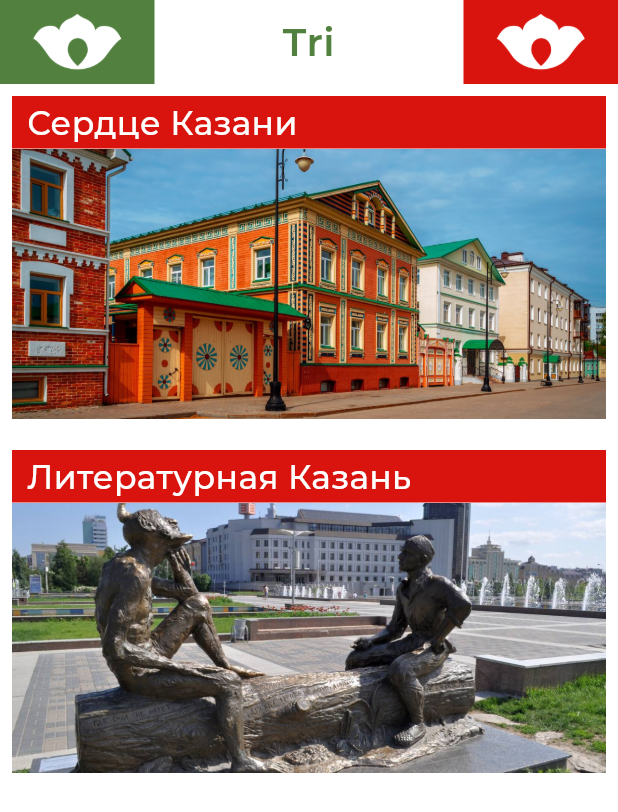
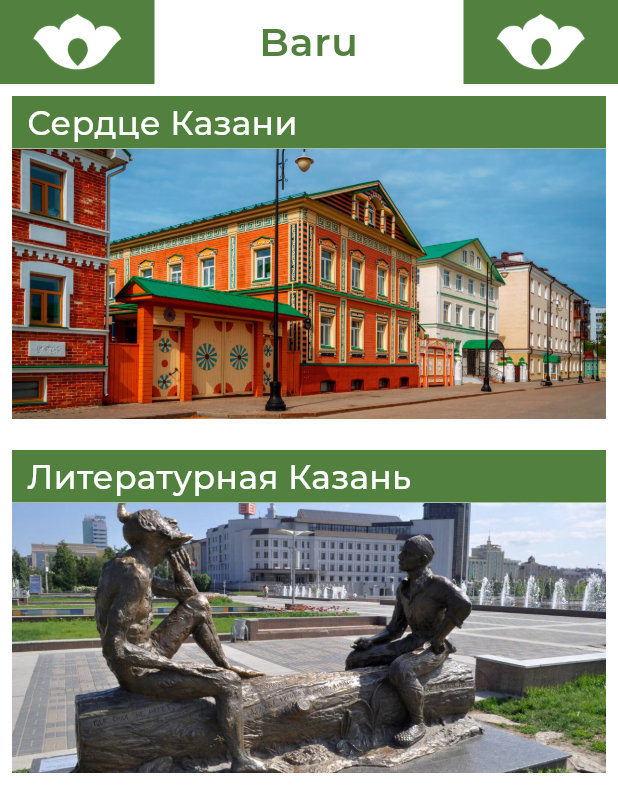
Before and after one commit to Yudnikov-Leonid/KazanGuide, a Flutter app: the screen it shows after launch, on a phone screen of 412 x 824 dp. Shown: the top 812 px of the screen. Run offline on Flutter 3.47's test engine with Material 3 defaults, Android fonts, the phone set to English and light mode, and no system bars; our stand-ins replace audioplayers, flutter_bloc, flutter_map, go_router, google_fonts, latlong2 and 1 more; missing offline and left inert: flutter_map_location_marker, num_remap, open_route_service; statements that could not run were skipped.

Commit message:
ui fixes for web version

```diff
--- a/lib/core/app.dart
+++ b/lib/core/app.dart
@@ -1,3 +1,5 @@
+import 'dart:ui';
+
 import 'package:flutter/material.dart';
 import 'package:google_fonts/google_fonts.dart';
 import 'package:kazan_guide/core/navigation/go_router.dart';
@@ -14,6 +16,8 @@ class _AppState extends State<App> {
   @override
   Widget build(BuildContext context) => MaterialApp.router(
     routerConfig: router,
+    title: 'Baru',
+    scrollBehavior: const AppScrollBehavior(),
     theme: ThemeData(
       brightness: Brightness.light,
       scaffoldBackgroundColor: Colors.white,
@@ -26,6 +30,7 @@ class _AppState extends State<App> {
           context,
         ).textTheme.copyWith(bodyLarge: const TextStyle(color: Colors.black)),
       ),
+      textSelectionTheme: TextSelectionThemeData(selectionColor: Colors.grey.shade300),
     ),
     darkTheme: ThemeData(
       brightness: Brightness.dark,
@@ -44,3 +49,13 @@ class _AppState extends State<App> {
     debugShowCheckedModeBanner: false,
   );
 }
+
+class AppScrollBehavior extends MaterialScrollBehavior {
+  const AppScrollBehavior();
+
+  @override
+  Set<PointerDeviceKind> get dragDevices => {
+    PointerDeviceKind.touch,
+    PointerDeviceKind.mouse,
+  };
+}
--- a/lib/core/presentation/triple_app_bar.dart
+++ b/lib/core/presentation/triple_app_bar.dart
@@ -1,3 +1,6 @@
+import 'dart:io';
+
+import 'package:flutter/foundation.dart';
 import 'package:flutter/material.dart';
 import 'package:kazan_guide/core/presentation/colors.dart';
 import 'package:kazan_guide/core/presentation/context_expentions.dart';
@@ -28,7 +31,7 @@ class TripleAppBar extends AppBar {
          leadingWidth: MediaQuery.sizeOf(context).width * 0.25,
          actions: [
            Container(
-             color: AppColors.red,
+             color: AppColors.green,
              width: MediaQuery.sizeOf(context).width * 0.25,
              child: Padding(
                padding: const EdgeInsets.only(top: 9, bottom: 4),
@@ -42,7 +45,7 @@ class TripleAppBar extends AppBar {
          centerTitle: true,
          titleSpacing: 4,
          title:
-             title.length > 20
+             title.length > 20 && !kIsWeb
                  ? SizedBox(
                    width: MediaQuery.sizeOf(context).width * 0.5,
                    child: FittedBox(
@@ -56,7 +59,12 @@ class TripleAppBar extends AppBar {
                  )
                  : Text(
                    title,
-                   style: textStyle ?? context.textTheme.bodyLarge,
+                   style:
+                       textStyle ??
+                       context.textTheme.bodyLarge?.copyWith(
+                         fontWeight: FontWeight.w600,
+                         fontSize: 18
+                       ),
                    maxLines: 2,
                    textAlign: TextAlign.center,
                  ),
--- a/lib/features/main/main_screen.dart
+++ b/lib/features/main/main_screen.dart
@@ -17,7 +17,7 @@ class MainScreen extends StatelessWidget {
   Widget build(BuildContext context) => Scaffold(
     appBar: TripleAppBar(
       context,
-      title: "Tri",
+      title: "Baru",
       textStyle: context.textTheme.bodyLarge?.copyWith(
         color:
             Theme.of(context).colorScheme.brightness == Brightness.light
@@ -29,9 +29,9 @@ class MainScreen extends StatelessWidget {
     ),
     body: BlocProvider<MainBloc>(
       create:
-          (context) => MainBloc(
-            routesRepository: Dependencies.of(context).routesRepository,
-          )..add(MainEventLoad()),
+          (context) =>
+              MainBloc(routesRepository: Dependencies.of(context).routesRepository)
+                ..add(MainEventLoad()),
       child: BlocBuilder<MainBloc, MainState>(
         builder: (context, state) {
           if (state is MainLoadingState) {
@@ -121,15 +121,11 @@ class _Item extends StatelessWidget {
             children: [
               Container(
                 width: double.infinity,
-                color: AppColors.red,
+                color: AppColors.green,
                 child: Padding(
-                  padding: const EdgeInsets.symmetric(
-                    horizontal: 10,
-                    vertical: 2,
-                  ),
+                  padding: const EdgeInsets.symmetric(horizontal: 10, vertical: 2),
                   child: Align(
-                    alignment:
-                        isExpanded ? Alignment.center : Alignment.topLeft,
+                    alignment: isExpanded ? Alignment.center : Alignment.topLeft,
                     child: Text(
                       route.routeName,
                       style: const TextStyle(
@@ -165,15 +161,14 @@ class _Item extends StatelessWidget {
                             children: [
                               Expanded(
                                 child: Padding(
-                                  padding: const EdgeInsets.only(
-                                    left: 12,
-                                    right: 6,
-                                  ),
+                                  padding: const EdgeInsets.only(left: 12, right: 6),
                                   child: Text(
                                     route.routeDescription,
                                     maxLines: 4,
                                     overflow: TextOverflow.ellipsis,
-                                    style: const TextStyle(fontSize: 24),
+                                    style: const TextStyle(
+                                      fontSize: 24,
+                                    ),
                                   ),
                                 ),
                               ),
@@ -189,14 +184,11 @@ class _Item extends StatelessWidget {
                                       style: TextStyle(
                                         color: Colors.white,
                                         fontSize: 20,
-                                        fontWeight: FontWeight.w600,
+                                        fontWeight: FontWeight.w400,
                                       ),
                                     ),
                                     SizedBox(width: 8),
-                                    Icon(
-                                      Icons.arrow_forward,
-                                      color: Colors.white,
-                                    ),
+                                    Icon(Icons.arrow_forward, color: Colors.white),
                                   ],
                                 ),
                               ),
--- a/lib/features/point_details/point_details_screen.dart
+++ b/lib/features/point_details/point_details_screen.dart
@@ -55,7 +55,7 @@ class _PointDetailsScreenState extends State<PointDetailsScreen> {
               AudioWidget(assetSource: 'audio/${_point.audioTat}', name: 'TAT'),
               const SizedBox(height: 16),
             ],
-            Text(
+            SelectableText(
               _point.shortDescription,
               textAlign: TextAlign.justify,
               style: context.textTheme.bodyLarge?.copyWith(
--- a/lib/features/route_details/route_details_screen.dart
+++ b/lib/features/route_details/route_details_screen.dart
@@ -46,7 +46,7 @@ class _RouteDetailsScreenState extends State<RouteDetailsScreen> {
               photos: _route.routeImages.map((e) => 'assets/images/$e').toList(),
             ),
             const SizedBox(height: 16),
-            Text(
+            SelectableText(
               _route.routeDescription,
               textAlign: TextAlign.justify,
               style: context.textTheme.bodyLarge?.copyWith(fontSize: 18),
--- a/pubspec.yaml
+++ b/pubspec.yaml
@@ -24,6 +24,7 @@ dependencies:
   num_remap: ^1.0.2
   google_fonts: ^6.3.0
   go_router: ^17.0.0
+  photo_view: ^0.15.0
 
 dev_dependencies:
   flutter_test:
```
Also changed, not shown: lib/core/presentation/photo_view.dart (+61 -14 lines), lib/features/point_details/point_full_details_screen.dart (+18 -3 lines), assets/data/routes.json, pubspec.lock, 4 other files.
